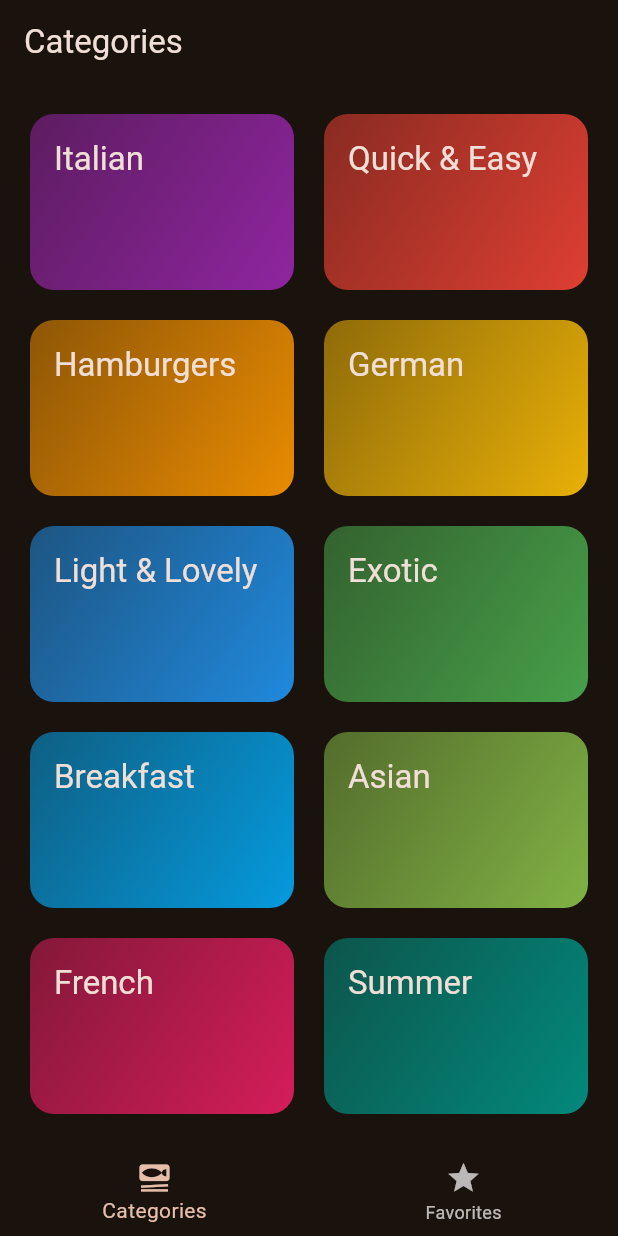
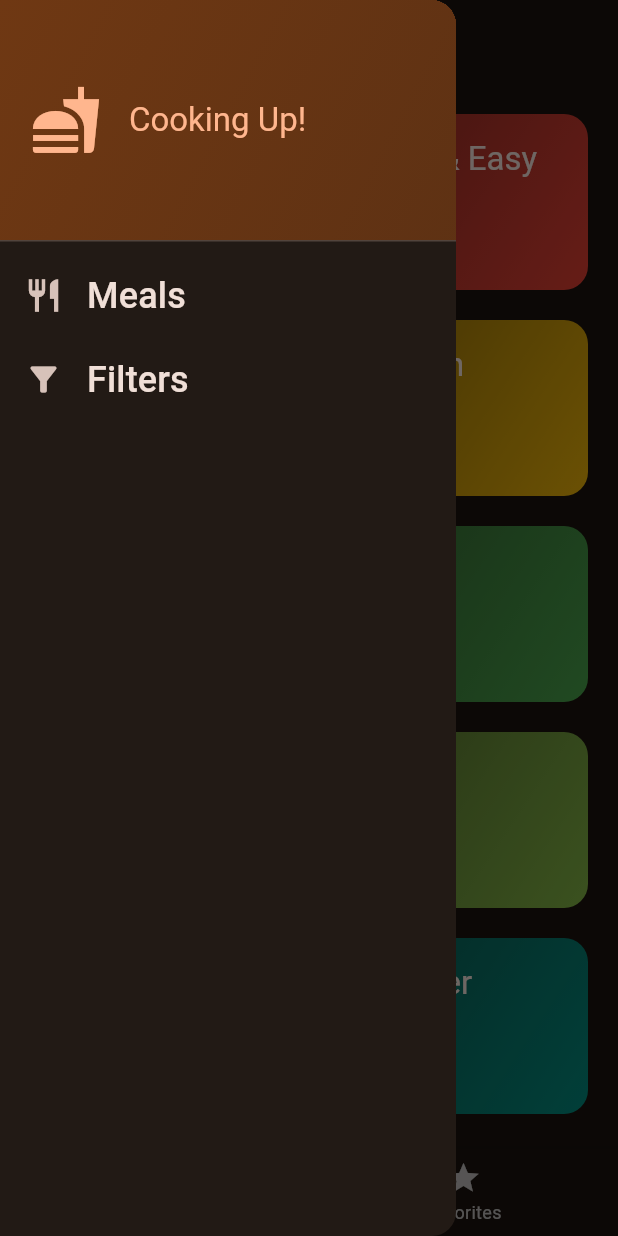
Before and after one commit to fares2718/meals, a Flutter app: the screen it shows after launch, with the side drawer open (before the commit the screen has no drawer), on a phone screen of 412 x 824 dp. Run offline on Flutter 3.47's test engine with Material 3 defaults, Android fonts, the phone set to English and light mode, and no system bars; our stand-ins replace transparent_image.

Commit message:
feat: add filters functionality and main drawer for navigation

```diff
--- a/lib/Screens/categories.dart
+++ b/lib/Screens/categories.dart
@@ -5,9 +5,10 @@ import 'package:meals/models/meal.dart';
 import 'package:meals/widgets/category_grid_item.dart';
 
 class CategoriesScreen extends StatelessWidget {
-  const CategoriesScreen({super.key, required this.onToggleFavorite});
+  const CategoriesScreen({super.key, required this.onToggleFavorite, required this.availableMeals});
 
   final void Function(Meal meal) onToggleFavorite;
+  final List<Meal> availableMeals;
 
   void _selectCategory(BuildContext context, String title, List<Meal> meals) {
     Navigator.of(context).push(
@@ -35,7 +36,7 @@ class CategoriesScreen extends StatelessWidget {
                   _selectCategory(
                     context,
                     c.title,
-                    dummyMeals
+                    availableMeals
                         .where((m) => m.categories.contains(c.id))
                         .toList(),
                   );
--- a/lib/Screens/meal_details.dart
+++ b/lib/Screens/meal_details.dart
@@ -39,7 +39,7 @@ class MealDetailsScreen extends StatelessWidget {
               Text(
                 ingredient,
                 style: Theme.of(context).textTheme.bodyMedium!.copyWith(
-                  color: Theme.of(context).colorScheme.onBackground,
+                  color: Theme.of(context).colorScheme.onSurface,
                 ),
               ),
             const SizedBox(height: 24),
@@ -61,7 +61,7 @@ class MealDetailsScreen extends StatelessWidget {
                   step,
                   textAlign: TextAlign.center,
                   style: Theme.of(context).textTheme.bodyMedium!.copyWith(
-                    color: Theme.of(context).colorScheme.onBackground,
+                    color: Theme.of(context).colorScheme.onSurface,
                   ),
                 ),
               ),
--- a/lib/Screens/tabs.dart
+++ b/lib/Screens/tabs.dart
@@ -1,7 +1,18 @@
 import 'package:flutter/material.dart';
 import 'package:meals/Screens/categories.dart';
+import 'package:meals/Screens/filters.dart';
 import 'package:meals/Screens/meals.dart';
+import 'package:meals/data/dummy_data.dart';
 import 'package:meals/models/meal.dart';
+import 'package:meals/widgets/main_drawer.dart';
+
+
+const kInitialFilters = {
+  Filter.glutenFree: false,
+  Filter.lactoseFree: false,
+  Filter.vegetarian: false,
+  Filter.vegan: false
+};
 
 class TabsScreen extends StatefulWidget {
   const TabsScreen({super.key});
@@ -14,6 +25,8 @@ class TabsScreen extends StatefulWidget {
 
 class _TabsScreenState extends State<TabsScreen> {
   int _selectedPageIndex = 0;
+  Map<Filter, bool> _selectedFilters = kInitialFilters;
+
 
   void _selectPage(int index) {
     setState(() {
@@ -23,15 +36,29 @@ class _TabsScreenState extends State<TabsScreen> {
 
   final List<Meal> _favoriteMeals = [];
 
-    void _showInfoMessage(String message) {
+  void _showInfoMessage(String message) {
     ScaffoldMessenger.of(context).clearSnackBars();
-    ScaffoldMessenger.of(context).showSnackBar(
-      SnackBar(
-        content: Text(message),
-      ),
-    );
+    ScaffoldMessenger.of(
+      context,
+    ).showSnackBar(SnackBar(content: Text(message)));
   }
 
+ void _setScreen(String identifier) async {
+    Navigator.of(context).pop();
+    if (identifier == 'filters') {
+      final result = await Navigator.of(context).push<Map<Filter, bool>>(
+        MaterialPageRoute(
+          builder: (ctx) => FiltersScreen(
+            currentFilters: _selectedFilters,
+          ),
+        ),
+      );
+
+      setState(() {
+        _selectedFilters = result ?? kInitialFilters;
+      });
+    }
+  }
 
   void _toggleMealFavoriteStatus(Meal meal) {
     final isExisting = _favoriteMeals.contains(meal);
@@ -51,8 +78,25 @@ class _TabsScreenState extends State<TabsScreen> {
 
   @override
   Widget build(BuildContext context) {
+    final availableMeals = dummyMeals.where((meal) {
+      if (_selectedFilters[Filter.glutenFree]! && !meal.isGlutenFree) {
+        return false;
+      }
+      if (_selectedFilters[Filter.lactoseFree]! && !meal.isLactoseFree) {
+        return false;
+      }
+      if (_selectedFilters[Filter.vegetarian]! && !meal.isVegetarian) {
+        return false;
+      }
+      if (_selectedFilters[Filter.vegan]! && !meal.isVegan) {
+        return false;
+      }
+      return true;
+    }).toList();
+
     Widget activePage = CategoriesScreen(
       onToggleFavorite: _toggleMealFavoriteStatus,
+      availableMeals: availableMeals,
     );
     var activePageTitle = 'Categories';
 
@@ -66,6 +110,7 @@ class _TabsScreenState extends State<TabsScreen> {
 
     return Scaffold(
       appBar: AppBar(title: Text(activePageTitle)),
+      drawer: MainDrawer(onSelectScreen: _setScreen),
       body: activePage,
       bottomNavigationBar: BottomNavigationBar(
         onTap: _selectPage,
--- /dev/null
+++ b/lib/widgets/main_drawer.dart
@@ -0,0 +1,74 @@
+import 'package:flutter/material.dart';
+
+class MainDrawer extends StatelessWidget {
+  const MainDrawer({super.key, required this.onSelectScreen});
+
+
+  final void Function(String identifier) onSelectScreen;
+
+  @override
+  Widget build(BuildContext context) {
+    return Drawer(
+      child: Column(
+        mainAxisAlignment: MainAxisAlignment.start,
+        children: [
+          DrawerHeader(
+            padding: const EdgeInsets.all(20),
+            decoration: BoxDecoration(
+              gradient: LinearGradient(
+                colors: [
+                  Theme.of(context).colorScheme.primaryContainer,
+                  Theme.of(context).colorScheme.primaryContainer.withAlpha(200),
+                ],
+                begin: Alignment.topLeft,
+                end: Alignment.bottomRight,
+              ),
+            ),
+            child: Row(
+              children: [
+                Icon(
+                  Icons.fastfood,
+                  size: 48,
+                  color: Theme.of(context).colorScheme.primary,
+                ),
+                const SizedBox(width: 18),
+                Text(
+                  'Cooking Up!',
+                  style: Theme.of(context).textTheme.titleLarge!.copyWith(
+                    color: Theme.of(context).colorScheme.primary,
+                  ),
+                ),
+              ],
+            ),
+          ),
+          ListTile(
+            leading: const Icon(Icons.restaurant,size: 26,),
+            title: Text(
+              'Meals',
+              style: Theme.of(context).textTheme.titleSmall!.copyWith(
+                color: Theme.of(context).colorScheme.onSurface,
+                fontSize: 24
+              ),
+            ),
+            onTap: (){
+              onSelectScreen('meals');
+            },
+          ),
+          ListTile(
+            leading: const Icon(Icons.filter_alt,size: 26,),
+            title: Text(
+              'Filters',
+              style: Theme.of(context).textTheme.titleSmall!.copyWith(
+                color: Theme.of(context).colorScheme.onSurface,
+                fontSize: 24
+              ),
+            ),
+            onTap: (){
+              onSelectScreen('filters');
+            },
+          ),
+        ],
+      ),
+    );
+  }
+}
```
Also changed, not shown: lib/Screens/filters.dart (added, +156 -0 lines).
